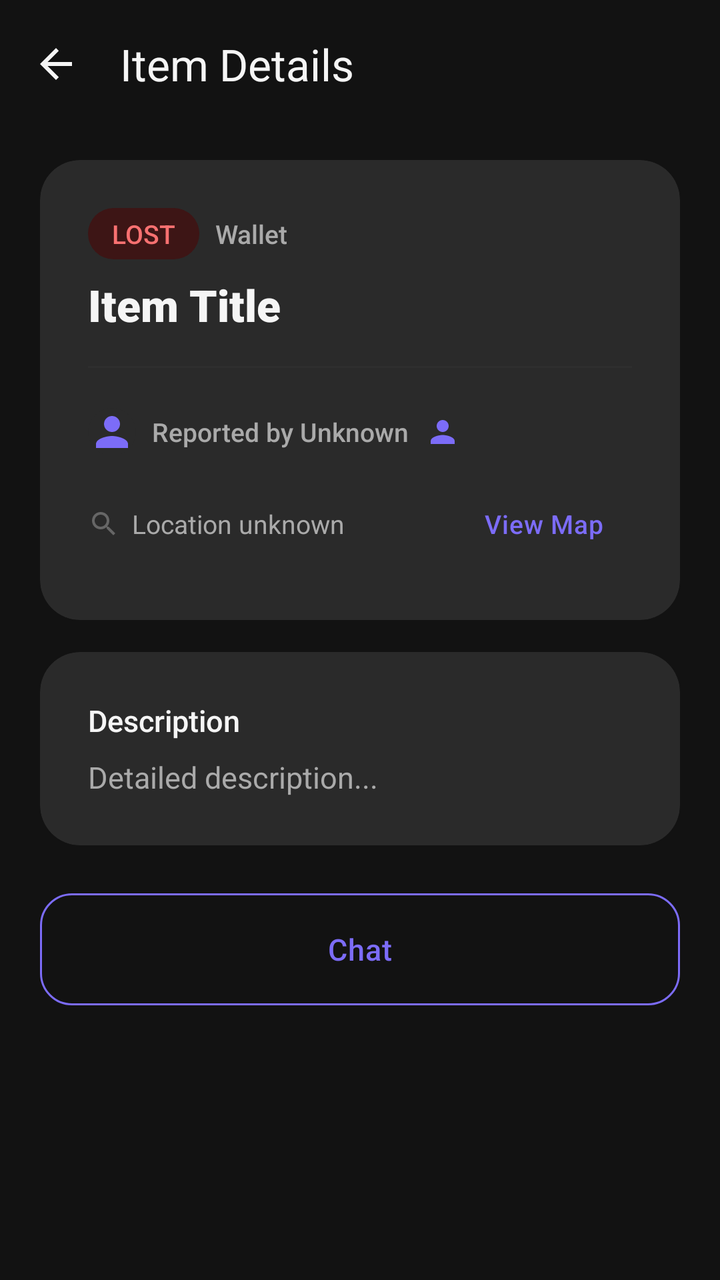
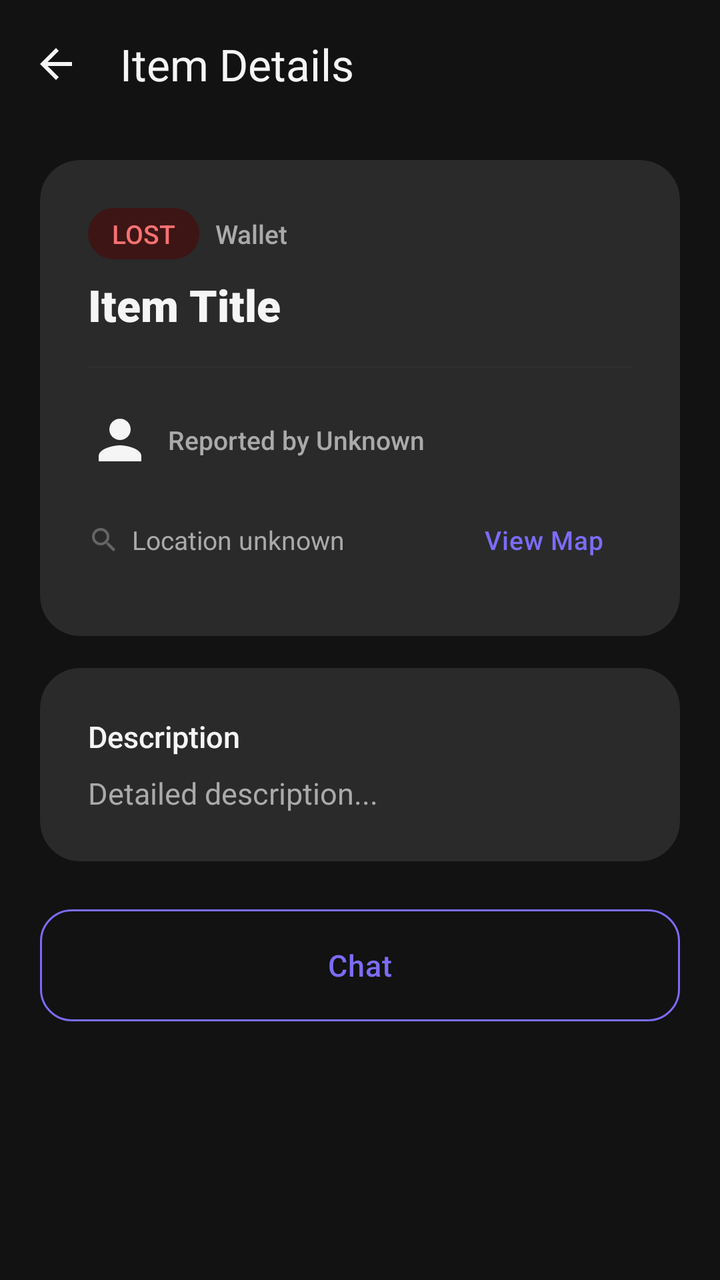

Compare the two renders of this Android layout. The source of the first and the diff that turns it into the second are given below.
<!-- AndroidManifest.xml: application theme Theme.Findora -->
<!-- res/layout/activity_item_detail.xml -->
<?xml version="1.0" encoding="utf-8"?>
<androidx.coordinatorlayout.widget.CoordinatorLayout
    xmlns:android="http://schemas.android.com/apk/res/android"
    xmlns:app="http://schemas.android.com/apk/res-auto"
    android:layout_width="match_parent"
    android:layout_height="match_parent"
    android:background="@color/screen_background">

    <com.google.android.material.appbar.AppBarLayout
        android:layout_width="match_parent"
        android:layout_height="wrap_content"
        android:background="@color/screen_background"
        app:elevation="0dp">

        <com.google.android.material.appbar.MaterialToolbar
            android:id="@+id/toolbar"
            android:layout_width="match_parent"
            android:layout_height="?attr/actionBarSize"
            app:navigationIcon="?attr/homeAsUpIndicator"
            app:navigationIconTint="@color/text_dark"
            app:title="Item Details"
            app:titleTextColor="@color/text_dark" />
    </com.google.android.material.appbar.AppBarLayout>

    <androidx.core.widget.NestedScrollView
        android:id="@+id/scroll_content"
        android:layout_width="match_parent"
        android:layout_height="match_parent"
        android:fillViewport="true"
        app:layout_behavior="@string/appbar_scrolling_view_behavior">

        <LinearLayout
            android:layout_width="match_parent"
            android:layout_height="wrap_content"
            android:orientation="vertical"
            android:paddingHorizontal="@dimen/screen_padding_horizontal"
            android:paddingBottom="@dimen/spacing_xlarge">

            
            <com.google.android.material.card.MaterialCardView
                style="@style/Widget.Findora.Card"
                android:layout_width="match_parent"
                android:layout_height="wrap_content"
                android:layout_marginTop="@dimen/spacing_medium">

                <LinearLayout
                    android:layout_width="match_parent"
                    android:layout_height="wrap_content"
                    android:orientation="vertical">

                    
                    <androidx.viewpager2.widget.ViewPager2
                        android:id="@+id/vp_images"
                        android:layout_width="match_parent"
                        android:layout_height="220dp"
                        android:background="@color/light_purple"
                        android:visibility="gone" />

                    <LinearLayout
                        android:layout_width="match_parent"
                        android:layout_height="wrap_content"
                        android:orientation="vertical"
                        android:padding="@dimen/spacing_large">

                        
                        <LinearLayout
                            android:layout_width="match_parent"
                            android:layout_height="wrap_content"
                            android:gravity="center_vertical"
                            android:orientation="horizontal">

                            <TextView
                                android:id="@+id/tv_type_badge"
                                android:layout_width="wrap_content"
                                android:layout_height="wrap_content"
                                android:background="@drawable/bg_badge_lost"
                                android:paddingHorizontal="12dp"
                                android:paddingVertical="4dp"
                                android:text="LOST"
                                android:textColor="@color/error_red"
                                android:textSize="@dimen/text_caption"
                                android:fontFamily="sans-serif-medium" />

                            <TextView
                                android:id="@+id/tv_category"
                                android:layout_width="wrap_content"
                                android:layout_height="wrap_content"
                                android:layout_marginStart="@dimen/spacing_small"
                                android:text="Wallet"
                                android:textColor="@color/text_gray"
                                android:textSize="@dimen/text_caption"
                                android:fontFamily="sans-serif-medium" />

                            <Space
                                android:layout_width="0dp"
                                android:layout_height="wrap_content"
                                android:layout_weight="1" />

                            <TextView
                                android:id="@+id/tv_returned_badge"
                                android:layout_width="wrap_content"
                                android:layout_height="wrap_content"
                                android:background="@drawable/bg_badge_found"
                                android:paddingHorizontal="12dp"
                                android:paddingVertical="4dp"
                                android:text="✓ RETURNED"
                                android:textColor="@color/success_green"
                                android:textSize="@dimen/text_caption"
                                android:fontFamily="sans-serif-medium"
                                android:visibility="gone" />
                        </LinearLayout>

                        
                        <TextView
                            android:id="@+id/tv_title"
                            android:layout_width="match_parent"
                            android:layout_height="wrap_content"
                            android:layout_marginTop="@dimen/spacing_small"
                            android:text="Item Title"
                            android:textColor="@color/text_dark"
                            android:textSize="@dimen/text_h2"
                            android:fontFamily="sans-serif-black" />

                        
                        <TextView
                            android:id="@+id/tv_reward"
                            android:layout_width="wrap_content"
                            android:layout_height="wrap_content"
                            android:layout_marginTop="4dp"
                            android:text="Reward: Rs. 0"
                            android:textColor="@color/primary_purple"
                            android:textSize="@dimen/text_body"
                            android:fontFamily="sans-serif-medium"
                            android:visibility="gone" />

                        
                        <View
                            android:layout_width="match_parent"
                            android:layout_height="1dp"
                            android:layout_marginVertical="@dimen/spacing_medium"
                            android:background="@color/divider" />

                        
                        <LinearLayout
                            android:id="@+id/layout_reporter"
                            android:layout_width="match_parent"
                            android:layout_height="wrap_content"
                            android:gravity="center_vertical"
                            android:orientation="horizontal"
                            android:clickable="true"
                            android:focusable="true"
                            android:background="?attr/selectableItemBackground"
                            android:paddingVertical="4dp">

                            <com.google.android.material.card.MaterialCardView
                                android:id="@+id/cv_reporter_avatar"
                                android:layout_width="24dp"
                                android:layout_height="24dp"
                                android:layout_marginEnd="8dp"
                                app:cardCornerRadius="12dp"
                                app:cardElevation="0dp">

                                <ImageView
                                    android:id="@+id/iv_reporter_avatar"
                                    android:layout_width="match_parent"
                                    android:layout_height="match_parent"
                                    android:scaleType="centerCrop"
                                    android:src="@drawable/ic_person"
                                    app:tint="@color/primary_purple" />
                            </com.google.android.material.card.MaterialCardView>

                            <TextView
                                android:id="@+id/tv_reporter"
                                android:layout_width="wrap_content"
                                android:layout_height="wrap_content"
                                android:text="Reported by Unknown"
                                android:textColor="@color/text_gray"
                                android:textSize="@dimen/text_caption"
                                android:fontFamily="sans-serif-medium" />

                            <ImageView
                                android:id="@+id/iv_profile_link"
                                android:layout_width="18dp"
                                android:layout_height="18dp"
                                android:layout_marginStart="8dp"
                                android:src="@drawable/ic_person"
                                app:tint="@color/primary_purple"
                                android:clickable="true"
                                android:focusable="true"
                                android:background="?attr/selectableItemBackgroundBorderless" />
                        </LinearLayout>

                        
                        <LinearLayout
                            android:id="@+id/layout_location"
                            android:layout_width="match_parent"
                            android:layout_height="wrap_content"
                            android:layout_marginTop="6dp"
                            android:gravity="center_vertical"
                            android:orientation="horizontal">

                            <ImageView
                                android:layout_width="16dp"
                                android:layout_height="16dp"
                                android:src="@drawable/ic_search"
                                app:tint="@color/text_hint" />

                            <TextView
                                android:id="@+id/tv_location"
                                android:layout_width="0dp"
                                android:layout_height="wrap_content"
                                android:layout_marginStart="6dp"
                                android:layout_weight="1"
                                android:text="Location unknown"
                                android:textColor="@color/text_gray"
                                android:textSize="@dimen/text_caption" />

                            <com.google.android.material.button.MaterialButton
                                android:id="@+id/btn_view_map"
                                style="@style/Widget.Findora.Button.Text"
                                android:layout_width="wrap_content"
                                android:layout_height="wrap_content"
                                android:text="View Map" />
                        </LinearLayout>
                    </LinearLayout>
                </LinearLayout>
            </com.google.android.material.card.MaterialCardView>

            
            <com.google.android.material.card.MaterialCardView
                style="@style/Widget.Findora.Card"
                android:layout_width="match_parent"
                android:layout_height="wrap_content"
                android:layout_marginTop="@dimen/spacing_medium">

                <LinearLayout
                    android:layout_width="match_parent"
                    android:layout_height="wrap_content"
                    android:orientation="vertical"
                    android:padding="@dimen/spacing_large">

                    <TextView
                        android:layout_width="wrap_content"
                        android:layout_height="wrap_content"
                        android:text="Description"
                        android:textColor="@color/text_dark"
                        android:textSize="@dimen/text_body"
                        android:fontFamily="sans-serif-medium" />

                    <TextView
                        android:id="@+id/tv_description"
                        android:layout_width="match_parent"
                        android:layout_height="wrap_content"
                        android:layout_marginTop="@dimen/spacing_small"
                        android:lineSpacingExtra="4dp"
                        android:text="Detailed description..."
                        android:textColor="@color/text_gray"
                        android:textSize="@dimen/text_body" />
                </LinearLayout>
            </com.google.android.material.card.MaterialCardView>

            
            <LinearLayout
                android:id="@+id/layout_default_actions"
                android:layout_width="match_parent"
                android:layout_height="wrap_content"
                android:layout_marginTop="@dimen/spacing_large"
                android:orientation="horizontal">

                <com.google.android.material.button.MaterialButton
                    android:id="@+id/btn_chat"
                    style="@style/Widget.Findora.Button.Outlined"
                    android:layout_width="0dp"
                    android:layout_height="@dimen/button_height"
                    android:layout_weight="1"
                    android:text="Chat" />
            </LinearLayout>

            <LinearLayout
                android:id="@+id/layout_return_actions"
                android:layout_width="match_parent"
                android:layout_height="wrap_content"
                android:layout_marginTop="@dimen/spacing_medium"
                android:orientation="vertical"
                android:visibility="gone">

                <com.google.android.material.button.MaterialButton
                    android:id="@+id/btn_mark_returned"
                    style="@style/Widget.Findora.Button"
                    android:layout_width="match_parent"
                    android:layout_height="@dimen/button_height"
                    android:text="Mark as Returned"
                    android:visibility="gone"
                    app:backgroundTint="@color/primary_purple" />

                <com.google.android.material.button.MaterialButton
                    android:id="@+id/btn_confirm_return"
                    style="@style/Widget.Findora.Button"
                    android:layout_width="match_parent"
                    android:layout_height="@dimen/button_height"
                    android:text="Confirm Return"
                    android:visibility="gone"
                    app:backgroundTint="@color/success_green" />
            </LinearLayout>

            
            <LinearLayout
                android:id="@+id/layout_found_actions"
                android:layout_width="match_parent"
                android:layout_height="wrap_content"
                android:layout_marginTop="@dimen/spacing_large"
                android:orientation="horizontal"
                android:visibility="gone">

                <com.google.android.material.button.MaterialButton
                    android:id="@+id/btn_contact_finder"
                    style="@style/Widget.Findora.Button"
                    android:layout_width="0dp"
                    android:layout_height="@dimen/button_height"
                    android:layout_weight="1"
                    android:text="Contact Finder"
                    app:backgroundTint="@color/primary_purple" />

                <Space
                    android:layout_width="@dimen/spacing_medium"
                    android:layout_height="wrap_content" />

                <com.google.android.material.button.MaterialButton
                    android:id="@+id/btn_view_conversations"
                    style="@style/Widget.Findora.Button.Outlined"
                    android:layout_width="0dp"
                    android:layout_height="@dimen/button_height"
                    android:layout_weight="1"
                    android:text="View Conversations" />
            </LinearLayout>

        </LinearLayout>
    </androidx.core.widget.NestedScrollView>

    <ProgressBar
        android:id="@+id/progress_bar"
        android:layout_width="wrap_content"
        android:layout_height="wrap_content"
        android:layout_gravity="center"
        android:indeterminateTint="@color/primary_purple"
        android:visibility="gone" />

</androidx.coordinatorlayout.widget.CoordinatorLayout>
<!-- resources referenced by this layout -->
<resources>
  <color name="divider">#2E2E2E</color>
  <color name="error_red">#F87171</color>
  <color name="light_purple">#2D2550</color>
  <color name="primary_purple">#7C6CF8</color>
  <color name="screen_background">#121212</color>
  <color name="success_green">#4ADE80</color>
  <color name="text_dark">#F5F5F5</color>
  <color name="text_gray">#AAAAAA</color>
  <color name="text_hint">#666666</color>
  <dimen name="button_height">56dp</dimen>
  <dimen name="screen_padding_horizontal">20dp</dimen>
  <dimen name="spacing_large">24dp</dimen>
  <dimen name="spacing_medium">16dp</dimen>
  <dimen name="spacing_small">8dp</dimen>
  <dimen name="spacing_xlarge">32dp</dimen>
  <dimen name="text_body">15sp</dimen>
  <dimen name="text_caption">13sp</dimen>
  <dimen name="text_h2">22sp</dimen>
  <!-- drawable bg_badge_found (drawable) -->
  <?xml version="1.0" encoding="utf-8"?>
  <shape xmlns:android="http://schemas.android.com/apk/res/android"
      android:shape="rectangle">
      <solid android:color="#0D2B1A" />
      <corners android:radius="20dp" />
  </shape>
  <!-- drawable bg_badge_lost (drawable) -->
  <?xml version="1.0" encoding="utf-8"?>
  <shape xmlns:android="http://schemas.android.com/apk/res/android"
      android:shape="rectangle">
      <solid android:color="#3D1515" />
      <corners android:radius="20dp" />
  </shape>
  <!-- drawable ic_person (drawable) -->
  <vector xmlns:android="http://schemas.android.com/apk/res/android"
      android:width="24dp"
      android:height="24dp"
      android:viewportWidth="24"
      android:viewportHeight="24">
    <path
        android:fillColor="@color/text_dark"
        android:pathData="M12,12c2.21,0 4,-1.79 4,-4s-1.79,-4 -4,-4 -4,1.79 -4,4 1.79,4 4,4zM12,14c-2.67,0 -8,1.34 -8,4v2h16v-2c0,-2.66 -5.33,-4 -8,-4z"/>
  </vector>
  <style name="Widget.Findora.Button.Text" parent="Widget.Material3.Button.TextButton">
          <item name="android:textAllCaps">false</item>
          <item name="android:textSize">@dimen/text_caption</item>
          <item name="android:fontFamily">sans-serif-medium</item>
          <item name="android:textColor">@color/primary_purple</item>
      </style>
  <style name="Widget.Findora.Card" parent="Widget.Material3.CardView.Elevated">
          <item name="cardCornerRadius">@dimen/card_corner_radius</item>
          <item name="cardElevation">0dp</item>
          <item name="strokeWidth">0dp</item>
          <item name="cardBackgroundColor">@color/card_background</item>
          <item name="rippleColor">@color/primary_purple_10</item>
      </style>
  <dimen name="button_corner_radius">16dp</dimen>
  <color name="white">#FFFFFF</color>
  <dimen name="card_corner_radius">20dp</dimen>
  <color name="card_background">#2A2A2A</color>
  <color name="primary_purple_10">#1A7C6CF8</color>
  <color name="md_theme_onPrimaryContainer">#CEC6FF</color>
  <color name="md_theme_onSecondary">#0A2618</color>
  <color name="light_green">#0D2B1A</color>
  <color name="md_theme_onError">#3D0000</color>
  <color name="surface_01">#1E1E1E</color>
  <color name="md_theme_outline">#444444</color>
  <style name="Widget.Findora.BottomNav" parent="Widget.MaterialComponents.BottomNavigationView">
          <item name="itemIconTint">@color/nav_item_colors</item>
          <item name="itemTextColor">@color/nav_item_colors</item>
          <item name="itemActiveIndicatorStyle">@style/Widget.Findora.BottomNav.ActiveIndicator</item>
      </style>
  <dimen name="input_corner_radius">14dp</dimen>
  <color name="surface_02">#252525</color>
  <dimen name="chip_corner_radius">20dp</dimen>
  <style name="Widget.Findora.BottomNav.ActiveIndicator" parent="Widget.Material3.BottomNavigationView.ActiveIndicator">
          <item name="android:color">@color/light_purple</item>
      </style>
  <!-- unchanged entries left out for length: 6 -->
</resources>

<!-- the commit's change to res/layout/activity_item_detail.xml (unified diff, before → after) -->
@@ -154,10 +154,10 @@
 
                             <com.google.android.material.card.MaterialCardView
                                 android:id="@+id/cv_reporter_avatar"
-                                android:layout_width="24dp"
-                                android:layout_height="24dp"
+                                android:layout_width="32dp"
+                                android:layout_height="32dp"
                                 android:layout_marginEnd="8dp"
-                                app:cardCornerRadius="12dp"
+                                app:cardCornerRadius="16dp"
                                 app:cardElevation="0dp">
 
                                 <ImageView
@@ -165,8 +165,7 @@
                                     android:layout_width="match_parent"
                                     android:layout_height="match_parent"
                                     android:scaleType="centerCrop"
-                                    android:src="@drawable/ic_person"
-                                    app:tint="@color/primary_purple" />
+                                    android:src="@drawable/ic_person" />
                             </com.google.android.material.card.MaterialCardView>
 
                             <TextView
@@ -177,17 +176,6 @@
                                 android:textColor="@color/text_gray"
                                 android:textSize="@dimen/text_caption"
                                 android:fontFamily="sans-serif-medium" />
-
-                            <ImageView
-                                android:id="@+id/iv_profile_link"
-                                android:layout_width="18dp"
-                                android:layout_height="18dp"
-                                android:layout_marginStart="8dp"
-                                android:src="@drawable/ic_person"
-                                app:tint="@color/primary_purple"
-                                android:clickable="true"
-                                android:focusable="true"
-                                android:background="?attr/selectableItemBackgroundBorderless" />
                         </LinearLayout>
 
                         
